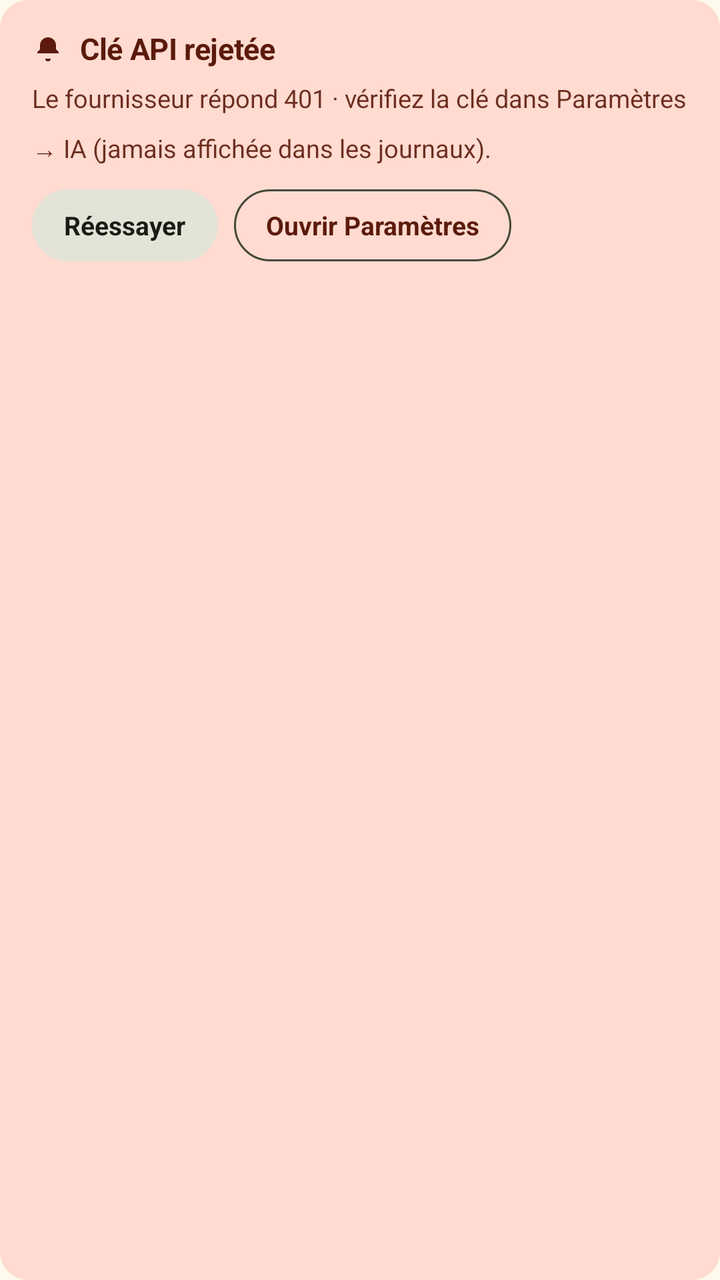
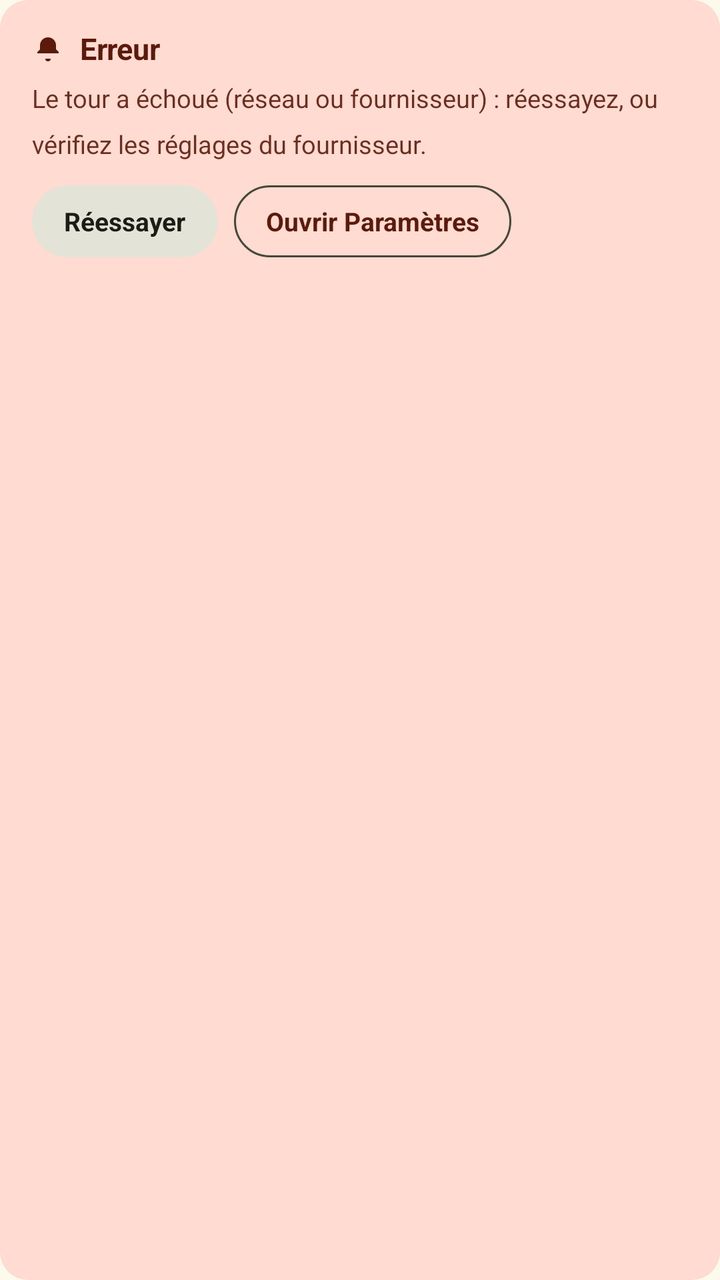

Screens rendered from an Android XML layout before and after an edit, with the pre-edit source and the edit as a unified diff.
<!-- AndroidManifest.xml: application theme Theme.JoIDE -->
<!-- res/layout/carte_erreur.xml -->
<?xml version="1.0" encoding="utf-8"?>
<LinearLayout xmlns:android="http://schemas.android.com/apk/res/android"
    xmlns:app="http://schemas.android.com/apk/res-auto"
    android:layout_width="match_parent"
    android:layout_height="wrap_content"
    android:orientation="vertical"
    android:background="@drawable/fond_carte_erreur"
    android:paddingHorizontal="16dp"
    android:paddingVertical="14dp">

    <LinearLayout
        android:layout_width="wrap_content"
        android:layout_height="wrap_content"
        android:orientation="horizontal"
        android:gravity="center_vertical">

        <ImageView
            android:layout_width="16dp"
            android:layout_height="16dp"
            android:layout_marginEnd="8dp"
            android:src="@drawable/ic_bell"
            android:importantForAccessibility="no"
            app:tint="@color/sur_conteneur_erreur" />

        <TextView
            android:id="@+id/error_title"
            android:layout_width="wrap_content"
            android:layout_height="wrap_content"
            android:text="@string/chat_error_title"
            android:textSize="15sp"
            android:textStyle="bold"
            android:textColor="@color/sur_conteneur_erreur"
            android:letterSpacing="-0.007" />
    </LinearLayout>

    <TextView
        android:id="@+id/error_body"
        android:layout_width="match_parent"
        android:layout_height="wrap_content"
        android:layout_marginTop="6dp"
        android:text="@string/chat_error_body_401"
        android:textSize="12.5sp"
        android:textColor="@color/sur_conteneur_erreur"
        android:alpha="0.9"
        android:lineSpacingMultiplier="1.5" />

    <LinearLayout
        android:layout_width="wrap_content"
        android:layout_height="wrap_content"
        android:orientation="horizontal"
        android:layout_marginTop="12dp">

        <TextView
            android:id="@+id/error_retry"
            android:layout_width="wrap_content"
            android:layout_height="36dp"
            android:layout_marginEnd="8dp"
            android:gravity="center_vertical"
            android:paddingHorizontal="16dp"
            android:background="@drawable/fond_chip_action"
            android:textColor="@color/sur"
            android:text="@string/chat_error_retry"
            android:textSize="13sp"
            android:textStyle="bold" />

        <TextView
            android:id="@+id/error_settings"
            android:layout_width="wrap_content"
            android:layout_height="36dp"
            android:gravity="center_vertical"
            android:paddingHorizontal="16dp"
            android:background="@drawable/fond_chip_outline"
            android:textColor="@color/sur_conteneur_erreur"
            android:text="@string/chat_error_open_settings"
            android:textSize="13sp"
            android:textStyle="bold" />
    </LinearLayout>
</LinearLayout>
<!-- resources referenced by this layout -->
<resources>
  <color name="sur">#1B1C15</color>
  <color name="sur_conteneur_erreur">#5B1A0B</color>
  <!-- drawable fond_carte_erreur (drawable) -->
  <?xml version="1.0" encoding="utf-8"?>
  <shape xmlns:android="http://schemas.android.com/apk/res/android">
      <solid android:color="@color/conteneur_erreur" />
      <corners android:radius="14dp" />
  </shape>
  <!-- drawable fond_chip_action (drawable) -->
  <?xml version="1.0" encoding="utf-8"?>
  <shape xmlns:android="http://schemas.android.com/apk/res/android">
      <solid android:color="@color/sc_highest" />
      <corners android:radius="18dp" />
  </shape>
  <!-- drawable fond_chip_outline (drawable) -->
  <?xml version="1.0" encoding="utf-8"?>
  <shape xmlns:android="http://schemas.android.com/apk/res/android">
      <solid android:color="#00000000" />
      <stroke android:width="1dp" android:color="?attr/colorOnSurfaceVariant" />
      <corners android:radius="18dp" />
  </shape>
  <!-- drawable ic_bell (drawable) -->
  <?xml version="1.0" encoding="utf-8"?>
  <vector xmlns:android="http://schemas.android.com/apk/res/android"
      android:width="24dp" android:height="24dp"
      android:viewportWidth="24" android:viewportHeight="24"
      android:tint="?attr/colorOnSurfaceVariant">
      <path android:pathData="M12 22a2 2 0 0 0 2-2h-4a2 2 0 0 0 2 2zm0-18a6 6 0 0 0-6 6v3l-2 2v1h16v-1l-2-2v-3a6 6 0 0 0-6-6z" android:fillColor="#FFFFFF" />
  </vector>
  <string name="chat_error_body_401">Le fournisseur répond 401 · vérifiez la clé dans Paramètres → IA (jamais affichée dans les journaux).</string>
  <string name="chat_error_open_settings">Ouvrir Paramètres</string>
  <string name="chat_error_retry">Réessayer</string>
  <string name="chat_error_title">Clé API rejetée</string>
  <color name="conteneur_erreur">#FFDBD1</color>
  <color name="sc_highest">#E4E3D7</color>
  <color name="primaire">#465700</color>
  <color name="sur_primaire">#FFFFFF</color>
  <color name="conteneur_primaire">#C7EE45</color>
  <color name="sur_conteneur_primaire">#273300</color>
  <color name="sc2">#DEE5C3</color>
  <color name="sur_sc2">#2A3119</color>
  <color name="tertiaire">#6C3E85</color>
  <color name="sur_tertiaire">#FFFFFF</color>
  <color name="conteneur_tertiaire">#F2D9FF</color>
  <color name="sur_conteneur_tertiaire">#3E2457</color>
  <color name="sc">#EFEEE2</color>
  <color name="sur_var">#45483A</color>
  <color name="contour">#767966</color>
  <color name="contour_var">#C6C9B2</color>
  <color name="erreur">#8F4C38</color>
  <color name="fond">#FBFAED</color>
  <color name="sc_low">#F5F4E7</color>
  <color name="sc_lowest">#FFFFFF</color>
  <color name="sc_high">#EAE9DC</color>
  <!-- unchanged entries left out for length: 1 -->
</resources>

<!-- the commit's change to res/layout/carte_erreur.xml (unified diff, before → after) -->
@@ -38,7 +38,7 @@
         android:layout_width="match_parent"
         android:layout_height="wrap_content"
         android:layout_marginTop="6dp"
-        android:text="@string/chat_error_body_401"
+        android:text="@string/chat_error_generic"
         android:textSize="12.5sp"
         android:textColor="@color/sur_conteneur_erreur"
         android:alpha="0.9"
<!-- resource entries referenced after the edit -->
@@ -29,10 +29,10 @@
       android:tint="?attr/colorOnSurfaceVariant">
       <path android:pathData="M12 22a2 2 0 0 0 2-2h-4a2 2 0 0 0 2 2zm0-18a6 6 0 0 0-6 6v3l-2 2v1h16v-1l-2-2v-3a6 6 0 0 0-6-6z" android:fillColor="#FFFFFF" />
   </vector>
-  <string name="chat_error_body_401">Le fournisseur répond 401 · vérifiez la clé dans Paramètres → IA (jamais affichée dans les journaux).</string>
+  <string name="chat_error_generic">Le tour a échoué (réseau ou fournisseur) : réessayez, ou vérifiez les réglages du fournisseur.</string>
   <string name="chat_error_open_settings">Ouvrir Paramètres</string>
   <string name="chat_error_retry">Réessayer</string>
-  <string name="chat_error_title">Clé API rejetée</string>
+  <string name="chat_error_title">Erreur</string>
   <color name="conteneur_erreur">#FFDBD1</color>
   <color name="sc_highest">#E4E3D7</color>
   <color name="primaire">#465700</color>
